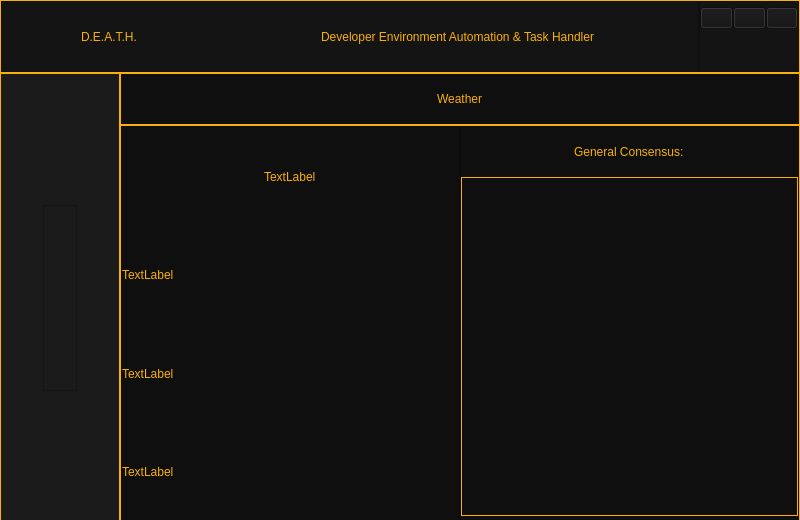
ThatNerd404/D.E.A.T.H, file Gui/Main_Gui.ui: the form before one commit.
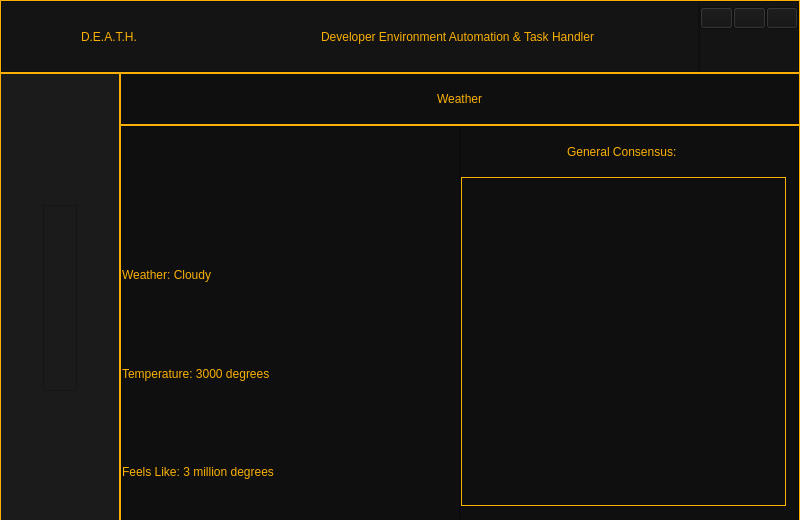
The form after the commit. Icons and pictures are not drawn.

Commit message: contining with weather page

The edit to the form file:
```diff
--- a/Gui/Main_Gui.ui
+++ b/Gui/Main_Gui.ui
@@ -1428,28 +1428,28 @@
                  <item alignment="Qt::AlignHCenter">
                   <widget class="QLabel" name="Weather_Status_Pic">
                    <property name="text">
-                    <string>TextLabel</string>
+                    <string/>
                    </property>
                   </widget>
                  </item>
                  <item>
                   <widget class="QLabel" name="Weather_Label">
                    <property name="text">
-                    <string>TextLabel</string>
+                    <string>Weather: Cloudy</string>
                    </property>
                   </widget>
                  </item>
                  <item>
                   <widget class="QLabel" name="Temperature_Label">
                    <property name="text">
-                    <string>TextLabel</string>
+                    <string>Temperature: 3000 degrees</string>
                    </property>
                   </widget>
                  </item>
                  <item>
                   <widget class="QLabel" name="Feels_Like_Label">
                    <property name="text">
-                    <string>TextLabel</string>
+                    <string>Feels Like: 3 million degrees</string>
                    </property>
                   </widget>
                  </item>
@@ -1478,10 +1478,10 @@
                   <number>0</number>
                  </property>
                  <property name="rightMargin">
-                  <number>0</number>
+                  <number>15</number>
                  </property>
                  <property name="bottomMargin">
-                  <number>5</number>
+                  <number>15</number>
                  </property>
                  <item alignment="Qt::AlignHCenter">
                   <widget class="QLabel" name="General_Consensus_Title">
```
Left out of the diff: 2 changed lines with no effect on the pictures. The commit also changes 2 other files.
